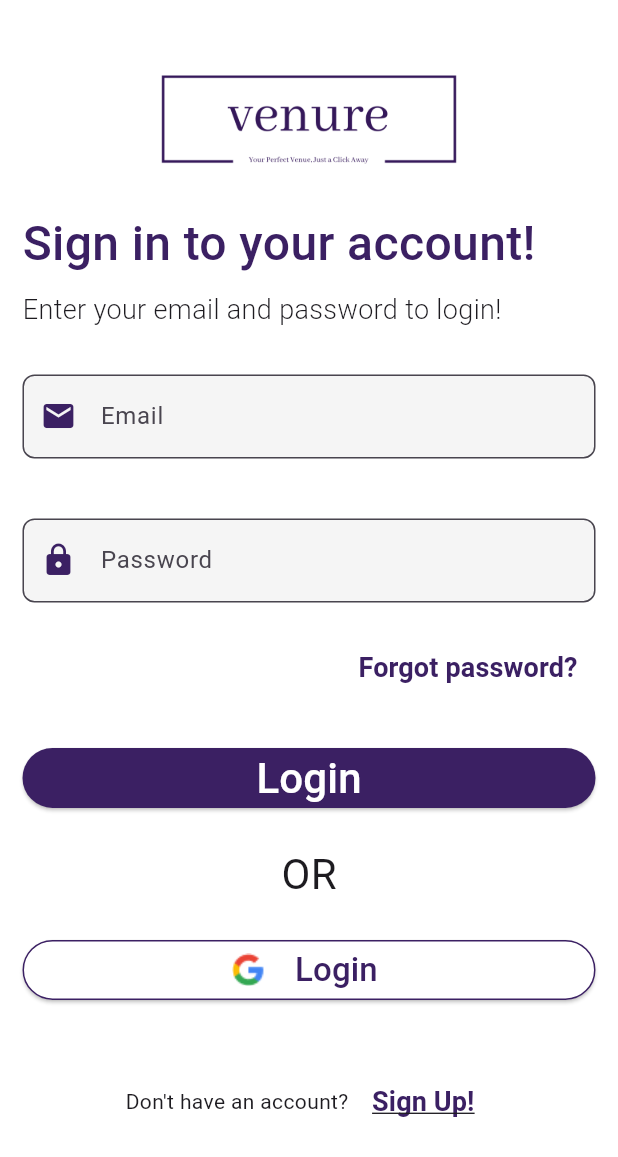
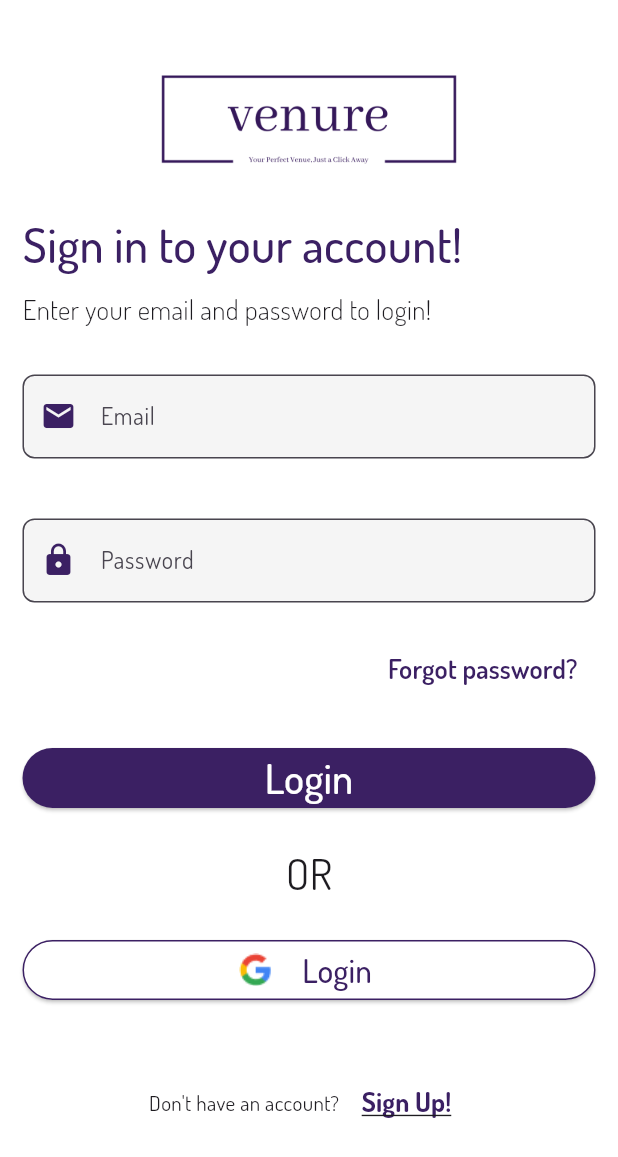
Before and after one commit to AaryanBasnet/venureapp, a Flutter app: the LoginScreen screen opened directly, on a phone screen of 412 x 824 dp. Shown: the top 1157 px of the screen. Run offline on Flutter 3.47's test engine with Material 3 defaults, Android fonts, the phone set to English and light mode, and no system bars; our stand-ins replace lottie; network calls fail.

Commit message:
Login Screen Created

```diff
--- a/lib/app.dart
+++ b/lib/app.dart
@@ -1,4 +1,5 @@
 import 'package:flutter/material.dart';
+import 'package:venure/view/login_screen.dart';
 import 'package:venure/view/splash_screen.dart';
 
 class App extends StatelessWidget {
@@ -8,9 +9,14 @@ class App extends StatelessWidget {
   Widget build(BuildContext context) {
     return MaterialApp(
       initialRoute: '/',
-      routes: {'/': (context) => SplashScreen()},
+      routes: {
+        '/': (context) => SplashScreen(),
+        '/login': (context) => LoginScreen(),
+      },
       debugShowCheckedModeBanner: false,
+      theme: ThemeData(
+        fontFamily: 'Dosis'
+      ),
     );
-
   }
 }
--- a/lib/view/login_screen.dart
+++ b/lib/view/login_screen.dart
@@ -1,4 +1,5 @@
 import 'package:flutter/material.dart';
+import 'package:venure/common/common_text_form_field.dart';
 
 class LoginScreen extends StatefulWidget {
   const LoginScreen({super.key});
@@ -11,10 +12,10 @@ class _LoginScreenState extends State<LoginScreen> {
   final TextEditingController emailController = TextEditingController();
   final TextEditingController passwordController = TextEditingController();
 
+  static const Color primaryColor = Color(0xFF3B2063);
+
   @override
   Widget build(BuildContext context) {
-    const primaryColor = Color(0xFF3B2063);
-
     return Scaffold(
       backgroundColor: Colors.white,
       body: SafeArea(
@@ -59,24 +60,22 @@ class _LoginScreenState extends State<LoginScreen> {
                 ),
 
                 // Email Field
-                _buildField(
+                CommonTextFormField(
                   label: "Email",
                   icon: Icons.email,
                   color: primaryColor,
                   controller: emailController,
-                  onChanged: (value) {},
                 ),
 
                 const SizedBox(height: 20),
 
                 // Password Field
-                _buildField(
+                CommonTextFormField(
                   label: "Password",
                   icon: Icons.lock,
                   color: primaryColor,
                   obsecure: true,
                   controller: passwordController,
-                  onChanged: (value) {},
                 ),
 
                 const SizedBox(height: 10),
@@ -145,9 +144,7 @@ class _LoginScreenState extends State<LoginScreen> {
 
                 const SizedBox(height: 40),
 
-                SizedBox(
-                  width: double.infinity,
-                  child: Row(
+                Row(
                   mainAxisAlignment: MainAxisAlignment.center,
                   children: [
                     const Text("Don't have an account? "),
@@ -160,14 +157,12 @@ class _LoginScreenState extends State<LoginScreen> {
                         style: TextStyle(
                           fontWeight: FontWeight.bold,
                           decoration: TextDecoration.underline,
-
                           fontSize: 18,
                           color: primaryColor,
                         ),
                       ),
                     ),
                   ],
-                  ),
                 ),
               ],
             ),
@@ -176,38 +171,4 @@ class _LoginScreenState extends State<LoginScreen> {
       ),
     );
   }
-
-  Widget _buildField({
-    required String label,
-    required IconData icon,
-    required Color color,
-    bool obsecure = false,
-    required TextEditingController controller,
-    required ValueChanged<String> onChanged,
-  }) {
-    return Padding(
-      padding: const EdgeInsets.symmetric(vertical: 10),
-      child: TextFormField(
-        controller: controller,
-        obscureText: obsecure,
-        decoration: InputDecoration(
-          labelText: label,
-          prefixIcon: Icon(icon, color: color),
-          filled: true,
-          fillColor: const Color(
-            0xFFF5F5F5,
-          ), // Light grey background for inputs
-          border: OutlineInputBorder(
-            borderRadius: BorderRadius.circular(8.0),
-            borderSide: BorderSide(color: color),
-          ),
-          focusedBorder: OutlineInputBorder(
-            borderRadius: BorderRadius.circular(8.0),
-            borderSide: BorderSide(color: color, width: 2),
-          ),
-        ),
-        onChanged: onChanged,
-      ),
-    );
 }
-}
```
Lines whose indentation alone changed are shown as unchanged.
